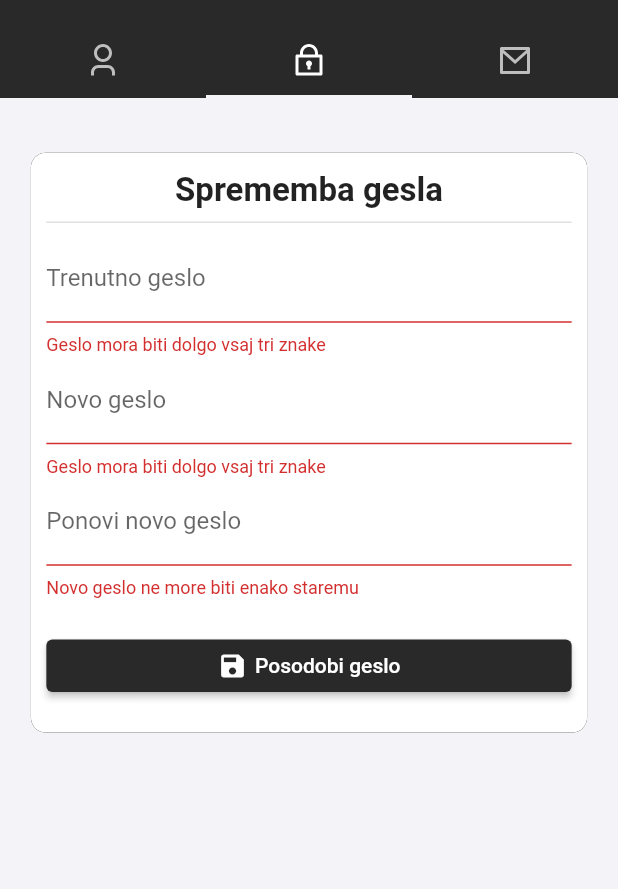
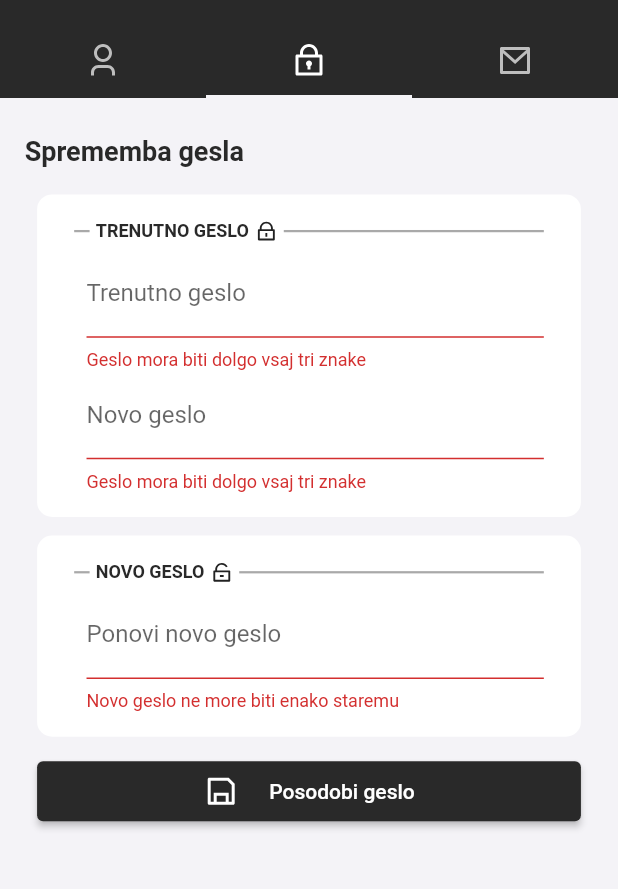
Before and after one commit to mojStudent/MojStudent, a Flutter app: the ProfileScreen screen opened by its route, tab 2 chosen, after a tap on "Posodobi geslo", on a phone screen of 412 x 824 dp, the part 58-947 px from its top. Run offline on Flutter 3.47's test engine with Material 2 defaults, Android fonts, the phone set to English and light mode, and no system bars; our stand-ins replace bloc, charts_flutter, dio, flutter_bloc, flutter_html, flutter_remix and 4 more; missing offline and left inert: http_interceptor; accounts and stored records are empty; statements that could not run were skipped.

Commit message:
updated profile settings

```diff
--- a/lib/screens/profile/profile_screen.dart
+++ b/lib/screens/profile/profile_screen.dart
@@ -71,7 +71,6 @@ class _ProfileScreenState extends State<ProfileScreen> {
   Widget _buildTab(Widget tab) {
     return CustomScrollView(
       slivers: [
-        SliverPadding(padding: EdgeInsets.only(top: 20)),
         SliverToBoxAdapter(
           child: tab,
         ),
--- a/lib/screens/profile/views/profile_change_password.dart
+++ b/lib/screens/profile/views/profile_change_password.dart
@@ -1,7 +1,11 @@
 import 'package:flutter/material.dart';
+import 'package:flutter_remix/flutter_remix.dart';
 import 'package:moj_student/data/auth/models/profile/change_password_model.dart';
 import 'package:moj_student/data/auth/profile_repository.dart';
 import 'package:moj_student/screens/widgets/box_widget.dart';
+import 'package:moj_student/screens/widgets/data_containers/containers/category_name_container.dart';
+import 'package:moj_student/screens/widgets/data_containers/containers/buttons/row_button.dart';
+import 'package:moj_student/screens/widgets/data_containers/containers/row_container.dart';
 import 'package:moj_student/screens/widgets/modal.dart';
 import 'package:moj_student/screens/widgets/save_button_widget.dart';
 import 'package:moj_student/services/validators/minimal_len_validator.dart';
@@ -21,6 +25,68 @@ class _ProfileChangePasswordViewState extends State<ProfileChangePasswordView> {
 
   @override
   Widget build(BuildContext context) {
+    return Form(
+      key: _passwordForm,
+      child: Column(
+        crossAxisAlignment: CrossAxisAlignment.start,
+        children: [
+          CategoryNameContainer(categoryName: "Sprememba gesla"),
+
+          RowContainer(
+            child: Column(
+              children: [
+                TextFormField(
+                  obscureText: true,
+                  decoration: InputDecoration(label: Text("Trenutno geslo")),
+                  validator: (value) =>
+                      MinimalLengthValidator.validate(value ?? '', 3)
+                          ? null
+                          : "Geslo mora biti dolgo vsaj tri znake",
+                  onChanged: (value) => _passwordModel.current = value,
+                ),
+                TextFormField(
+                  obscureText: true,
+                  decoration: InputDecoration(label: Text("Novo geslo")),
+                  validator: (value) =>
+                      MinimalLengthValidator.validate(value ?? '', 3)
+                          ? null
+                          : "Geslo mora biti dolgo vsaj tri znake",
+                  onChanged: (value) => _passwordModel.newPass = value,
+                ),
+              ],
+            ),
+            title: "Trenutno geslo",
+            icon: FlutterRemix.lock_line,
+          ),
+          RowContainer(
+            child: Column(
+              children: [
+                TextFormField(
+                  obscureText: true,
+                  decoration: InputDecoration(label: Text("Ponovi novo geslo")),
+                  validator: (value) => SameTextValidator.validate(
+                          _passwordModel.newPass, value ?? "")
+                      ? !SameTextValidator.validate(
+                              _passwordModel.current, value ?? "")
+                          ? null
+                          : "Novo geslo ne more biti enako staremu"
+                      : "Novi gesli se ne ujemata",
+                  onChanged: (value) => _passwordModel.repeat = value,
+                ),
+              ],
+            ),
+            title: "Novo geslo",
+            icon: FlutterRemix.lock_unlock_line,
+          ),
+          RowButton(
+            title: "Posodobi geslo",
+            onPressed: () => _onSubmit(),
+            icon: FlutterRemix.save_line,
+          )
+        ],
+      ),
+    );
+
     return BoxWidget(
       title: "Sprememba gesla",
       elevated: false,
--- a/lib/screens/profile/views/profile_change_profile.dart
+++ b/lib/screens/profile/views/profile_change_profile.dart
@@ -6,8 +6,9 @@ import 'package:moj_student/data/auth/models/auth/user_model.dart';
 import 'package:moj_student/data/auth/models/profile/change_profile_model.dart';
 import 'package:moj_student/data/auth/profile_repository.dart';
 import 'package:moj_student/screens/widgets/box_widget.dart';
-import 'package:moj_student/screens/widgets/data_containers/category_name_container.dart';
-import 'package:moj_student/screens/widgets/data_containers/slivers/row_sliver.dart';
+import 'package:moj_student/screens/widgets/data_containers/containers/buttons/row_button.dart';
+import 'package:moj_student/screens/widgets/data_containers/containers/category_name_container.dart';
+import 'package:moj_student/screens/widgets/data_containers/containers/row_container.dart';
 import 'package:moj_student/screens/widgets/modal.dart';
 import 'package:moj_student/screens/widgets/save_button_widget.dart';
 
@@ -26,6 +27,8 @@ class _ProfileChangeProfileViewState extends State<ProfileChangeProfileView> {
 
   @override
   Widget build(BuildContext context) {
+
+
     final authRepo = AuthRepository();
     _userModel = authRepo.loggedInUser;
     if (_userModel != null) {
@@ -40,44 +43,25 @@ class _ProfileChangeProfileViewState extends State<ProfileChangeProfileView> {
       Navigator.pushNamedAndRemoveUntil(context, "/", (route) => false);
     }
 
-    return Expanded(
-      child: Form(
+    return Form(
       key: _profileForm,
-        child: CustomScrollView(
-          physics: BouncingScrollPhysics(),
-          slivers: [
+      child: Column(
+        crossAxisAlignment: CrossAxisAlignment.start,
+        children: [
           CategoryNameContainer(categoryName: "Sprememba nastavitev profila"),
-            RowSliver(
+          RowContainer(
             child: TextFormField(
               initialValue: _profileModel.phone,
-                decoration: InputDecoration(label: Text("Telefonska številka")),
               onChanged: (value) => _profileModel.phone = value,
             ),
             title: "Telefonska številka",
             icon: FlutterRemix.phone_line,
-            )
-          ],
           ),
-      ),
-    );
-
-    return BoxWidget(
-      title: "Sprememba nastavitev profila",
-      elevated: false,
-      cardBody: Form(
-        key: _profileForm,
+          RowContainer(
+            title: "Prijava na obvestila",
+            icon: FlutterRemix.rss_line,
             child: Column(
-          crossAxisAlignment: CrossAxisAlignment.start,
               children: [
-            TextFormField(
-              initialValue: _profileModel.phone,
-              decoration: InputDecoration(label: Text("Telefonska številka")),
-              onChanged: (value) => _profileModel.phone = value,
-            ),
-            SizedBox(
-              height: MediaQuery.of(context).size.height * 0.025,
-            ),
-            Text("Prijava na obvestila"),
                 for (Subscriptions subscription
                     in _profileModel.subscriptions ?? [])
                   CheckboxListTile(
@@ -92,15 +76,11 @@ class _ProfileChangeProfileViewState extends State<ProfileChangeProfileView> {
                             : value),
                     controlAffinity: ListTileControlAffinity.leading,
                   ),
-            SizedBox(
-              height: MediaQuery.of(context).size.height * 0.025,
-            ),
-            SaveButton(
-              text: "Posodobi profil",
-              onClick: _onSubmit,
-            ),
               ],
             ),
+          ),
+          RowButton(title: "Shrani spremembe", onPressed: () => _onSubmit(), icon: FlutterRemix.save_line,)
+        ],
       ),
     );
   }
--- /dev/null
+++ b/lib/screens/widgets/data_containers/containers/buttons/row_button.dart
@@ -0,0 +1,38 @@
+import 'package:flutter/material.dart';
+
+class RowButton extends StatelessWidget {
+  final IconData? icon;
+  final String title;
+  final Function onPressed;
+
+  const RowButton(
+      {Key? key, this.icon, required this.title, required this.onPressed})
+      : super(key: key);
+
+  @override
+  Widget build(BuildContext context) {
+    final w = MediaQuery.of(context).size.width;
+    final h = MediaQuery.of(context).size.height;
+
+    return Padding(
+      padding: EdgeInsets.symmetric(vertical: h * 0.0075, horizontal: w * 0.06),
+      child: ElevatedButton(
+        onPressed: () => onPressed(),
+        child: Padding(
+          padding: EdgeInsets.symmetric(vertical: 8),
+          child: Row(mainAxisAlignment: MainAxisAlignment.center, children: [
+            if (icon != null)
+              Icon(
+                icon,
+              ),
+            if (icon != null)
+              SizedBox(
+                width: 20,
+              ),
+            Text(title)
+          ]),
+        ),
+      ),
+    );
+  }
+}
--- /dev/null
+++ b/lib/screens/widgets/data_containers/slivers/buttons/row_button_sliver.dart
@@ -0,0 +1,23 @@
+import 'package:flutter/material.dart';
+import 'package:moj_student/screens/widgets/data_containers/containers/buttons/row_button.dart';
+
+class RowButtonSliver extends StatelessWidget {
+  final IconData? icon;
+  final String title;
+  final Function onPressed;
+
+  const RowButtonSliver(
+      {Key? key, this.icon, required this.title, required this.onPressed})
+      : super(key: key);
+
+  @override
+  Widget build(BuildContext context) {
+    return SliverToBoxAdapter(
+      child: RowButton(
+        title: title,
+        icon: icon,
+        onPressed: onPressed,
+      ),
+    );
+  }
+}
--- a/lib/screens/widgets/modal.dart
+++ b/lib/screens/widgets/modal.dart
@@ -141,10 +141,10 @@ class BottomModal {
                 ),
                 Padding(
                     padding: EdgeInsets.symmetric(horizontal: 30),
-                    child: ElevatedButton(
+                    child: TextButton(
                         onPressed: () => Navigator.of(context).pop(),
                         child: Center(
-                          child: Text("Zapri"),
+                          child: Text("Zapri", style: TextStyle(color: Colors.white),),
                         )))
               ],
             ),
```
Lines whose indentation alone changed are shown as unchanged.
